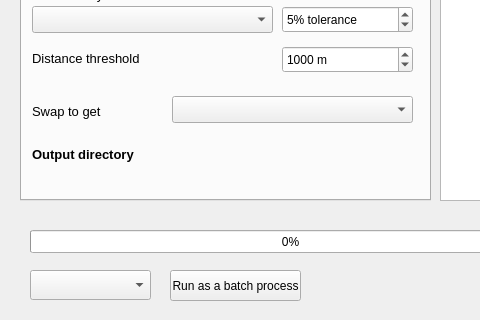
gudmandras/VGLE, file polygon_grouper/polygon_grouper_dialog_base.ui: the form before one commit; both pictures show x 0 to 480 and y 280 to 600 of the 668 by 600 pixel window.
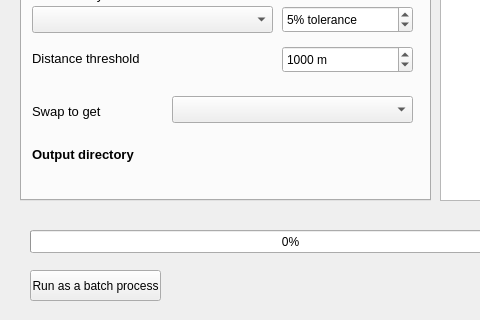
The form after the commit. Custom widgets are drawn as their Qt base class.

What changed in the file:
```diff
--- a/polygon_grouper/polygon_grouper_dialog_base.ui
+++ b/polygon_grouper/polygon_grouper_dialog_base.ui
@@ -530,7 +530,7 @@
   <widget class="QPushButton" name="pushButton_2">
    <property name="geometry">
     <rect>
-     <x>170</x>
+     <x>30</x>
      <y>550</y>
      <width>131</width>
      <height>31</height>
@@ -546,28 +546,6 @@
     <string>Run as a batch process</string>
    </property>
   </widget>
-  <widget class="QgsCheckableComboBox" name="mComboBox">
-   <property name="geometry">
-    <rect>
-     <x>30</x>
-     <y>550</y>
-     <width>121</width>
-     <height>30</height>
-    </rect>
-   </property>
-   <property name="minimumSize">
-    <size>
-     <width>121</width>
-     <height>30</height>
-    </size>
-   </property>
-   <property name="currentText">
-    <string>Advanced</string>
-   </property>
-   <property name="defaultText">
-    <string>Advanced</string>
-   </property>
-  </widget>
  </widget>
  <customwidgets>
   <customwidget>
```
